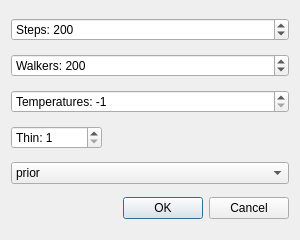
Qt form refnx/reflect/_app/ui/sample_mcmc.ui (refnx/refnx) before a commit.
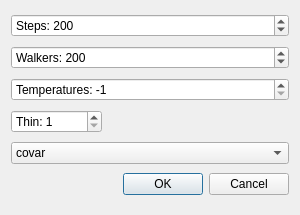
The same form after that commit.

Commit message: MAINT: change MCMC default option

```diff
--- a/refnx/reflect/_app/ui/sample_mcmc.ui
+++ b/refnx/reflect/_app/ui/sample_mcmc.ui
@@ -7,7 +7,7 @@
     <x>0</x>
     <y>0</y>
     <width>300</width>
-    <height>240</height>
+    <height>215</height>
    </rect>
   </property>
   <property name="windowTitle">
@@ -94,7 +94,7 @@
     <widget class="QComboBox" name="init">
      <item>
       <property name="text">
-       <string>prior</string>
+       <string>covar</string>
       </property>
      </item>
      <item>
```
Left out of the diff: 2 changed lines with no effect on the pictures.
